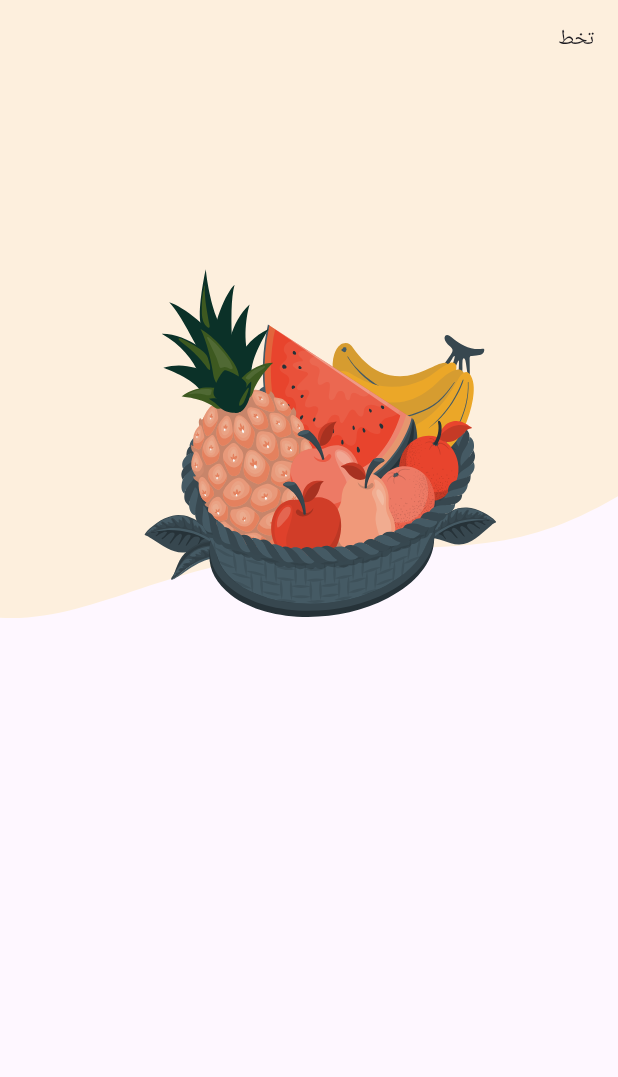
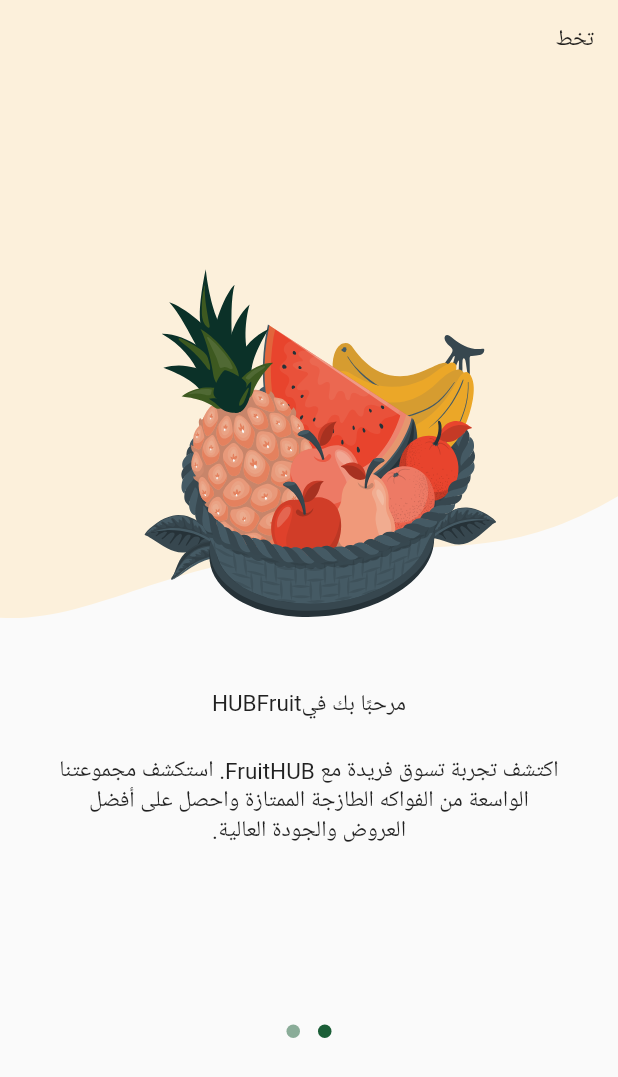
Before and after one commit to hasanShaaban/e_commerce, a Flutter app: the screen it shows after launch, on a phone screen of 412 x 824 dp. Shown: the top 1077 px of the screen. Run offline on Flutter 3.47's test engine with Material 3 defaults, Android fonts, the phone set to English and light mode, and no system bars; drawn by our look-alikes of dots_indicator; our stand-ins replace flutter_svg.

Commit message:
on boarding logic done

```diff
--- /dev/null
+++ b/lib/core/utils/app_colors.dart
@@ -0,0 +1,5 @@
+import 'package:flutter/material.dart';
+
+abstract class AppColors {
+  static const Color primaryColor = Color(0xFF1B5E37);
+}
--- /dev/null
+++ b/lib/core/utils/constants.dart
@@ -0,0 +1 @@
+const horizontalPadding = 16.0;
--- /dev/null
+++ b/lib/core/widgets/custom_button.dart
@@ -0,0 +1,25 @@
+import 'package:e_commerce/core/utils/app_colors.dart';
+import 'package:flutter/material.dart';
+
+class CustomButton extends StatelessWidget {
+  const CustomButton({super.key, required this.onPressed, required this.title});
+  final VoidCallback onPressed;
+  final String title;
+  @override
+  Widget build(BuildContext context) {
+    return SizedBox(
+      width: double.infinity,
+      height: 54,
+      child: TextButton(
+        onPressed: onPressed,
+        style: TextButton.styleFrom(
+          backgroundColor: AppColors.primaryColor,
+          foregroundColor: Colors.white,
+          shape: RoundedRectangleBorder(borderRadius: BorderRadius.circular(16))
+        ),
+
+        child: Text(title),
+      ),
+    );
+  }
+}
--- a/lib/feature/on_boarding/presentation/views/widgets/on_boarding_page_view.dart
+++ b/lib/feature/on_boarding/presentation/views/widgets/on_boarding_page_view.dart
@@ -3,23 +3,38 @@ import 'package:e_commerce/feature/on_boarding/presentation/views/widgets/page_v
 import 'package:flutter/material.dart';
 
 class OnBoardingPageView extends StatelessWidget {
-  const OnBoardingPageView({super.key});
+  const OnBoardingPageView({super.key, required this.pageController});
+
+  final PageController pageController;
 
   @override
   Widget build(BuildContext context) {
     return PageView(
-      children: const [
+      controller: pageController,
+      children: [
         PageViewItem(
+          isVisible: (pageController.hasClients ? pageController.page!.round() : 0) == 0 ,
           image: Assets.imagesPageViewItem1Image,
           background: Assets.imagesPageViewItem1BackgroundImage,
-            subTitle: 'اكتشف تجربة تسوق فريدة مع FruitHUB. استكشف مجموعتنا الواسعة من الفواكه الطازجة الممتازة واحصل على أفضل العروض والجودة العالية.',
-            title: Row(
+          subTitle:
+              'اكتشف تجربة تسوق فريدة مع FruitHUB. استكشف مجموعتنا الواسعة من الفواكه الطازجة الممتازة واحصل على أفضل العروض والجودة العالية.',
+          title:const Row(
+            mainAxisAlignment: MainAxisAlignment.center,
             children: [
               Text('مرحبًا بك في'),
               Text('Fruit'),
               Text('HUB'),
             ],
-            ))
+          ),
+        ),
+        PageViewItem(
+          isVisible: (pageController.hasClients ? pageController.page!.round() : 0) != 0,
+          image: Assets.imagesPageViewItem2Image,
+          background: Assets.imagesPageViewItem2BackgroundImage,
+          subTitle:
+              'نقدم لك أفضل الفواكه المختارة بعناية. اطلع على التفاصيل والصور والتقييمات لتتأكد من اختيار الفاكهة المثالية',
+          title:const Text('ابحث وتسوق'),
+        ),
       ],
     );
   }
--- a/lib/feature/on_boarding/presentation/views/widgets/on_boarding_view_body.dart
+++ b/lib/feature/on_boarding/presentation/views/widgets/on_boarding_view_body.dart
@@ -1,14 +1,68 @@
+import 'package:dots_indicator/dots_indicator.dart';
+import 'package:e_commerce/core/utils/app_colors.dart';
+import 'package:e_commerce/core/utils/constants.dart';
+import 'package:e_commerce/core/widgets/custom_button.dart';
 import 'package:e_commerce/feature/on_boarding/presentation/views/widgets/on_boarding_page_view.dart';
 import 'package:flutter/material.dart';
 
-class OnBoardingViewBody extends StatelessWidget {
+class OnBoardingViewBody extends StatefulWidget {
   const OnBoardingViewBody({super.key});
 
   @override
+  State<OnBoardingViewBody> createState() => _OnBoardingViewBodyState();
+}
+
+class _OnBoardingViewBodyState extends State<OnBoardingViewBody> {
+  late PageController pageController;
+  var currentPage = 0;
+
+  @override
+  void initState() {
+    pageController = PageController();
+    pageController.addListener(() {
+      currentPage = pageController.page!.round();
+      setState(() {});
+    });
+    super.initState();
+  }
+
+  @override
+  void dispose() {
+    pageController.dispose();
+    super.dispose();
+  }
+
+  @override
   Widget build(BuildContext context) {
-    return const Column(
+    return Column(
       children: [
-        Expanded(child: OnBoardingPageView())
+        Expanded(
+            child: OnBoardingPageView(
+          pageController: pageController,
+        )),
+        DotsIndicator(
+          dotsCount: 2,
+          decorator: DotsDecorator(
+              activeColor: AppColors.primaryColor,
+              color: currentPage == 0
+                  ? AppColors.primaryColor.withOpacity(.5)
+                  : AppColors.primaryColor),
+        ),
+        const SizedBox(height: 29),
+        Visibility(
+          visible: currentPage == 1 ? true : false,
+          maintainSize: true,
+          maintainAnimation: true,
+          maintainState: true,
+          child: Padding(
+            padding: const EdgeInsets.symmetric(horizontal: horizontalPadding),
+            child: CustomButton(
+              onPressed: () {},
+              title: 'ابدأ الان',
+            ),
+          ),
+        ),
+        const SizedBox(height: 43)
       ],
     );
   }
--- a/lib/feature/on_boarding/presentation/views/widgets/page_view_item.dart
+++ b/lib/feature/on_boarding/presentation/views/widgets/page_view_item.dart
@@ -7,10 +7,11 @@ class PageViewItem extends StatelessWidget {
       required this.image,
       required this.background,
       required this.subTitle,
-      required this.title});
+      required this.title, required this.isVisible});
 
   final String image, background, subTitle;
   final Widget title;
+  final bool isVisible;
   @override
   Widget build(BuildContext context) {
     return Column(
@@ -33,13 +34,25 @@ class PageViewItem extends StatelessWidget {
                   image,
                 ),
               ),
-              const Padding(
-                padding: EdgeInsets.all(16.0),
-                child: Text('تخط'),
+              Visibility(
+                visible: isVisible,
+                child: const Padding(
+                  padding: EdgeInsets.all(16.0),
+                  child: Text('تخط'),
+                ),
               ),
             ],
           ),
-        )
+        ),
+
+        const SizedBox(height: 47),
+
+        title,
+        const SizedBox(height: 24),
+        Padding(
+          padding: const EdgeInsets.symmetric(horizontal: 37),
+          child: Text(subTitle, textAlign: TextAlign.center,),
+        ),
       ],
     );
   }
--- a/lib/main.dart
+++ b/lib/main.dart
@@ -14,6 +14,9 @@ class FruitHub extends StatelessWidget {
   @override
   Widget build(BuildContext context) {
     return MaterialApp(
+      theme: ThemeData(
+        useMaterial3: false
+      ),
       localizationsDelegates:const [
         S.delegate,
         GlobalMaterialLocalizations.delegate,
```
Also changed, not shown: pubspec.yaml (+4 -3 lines), pubspec.lock. Lines whose indentation alone changed are shown as unchanged.
